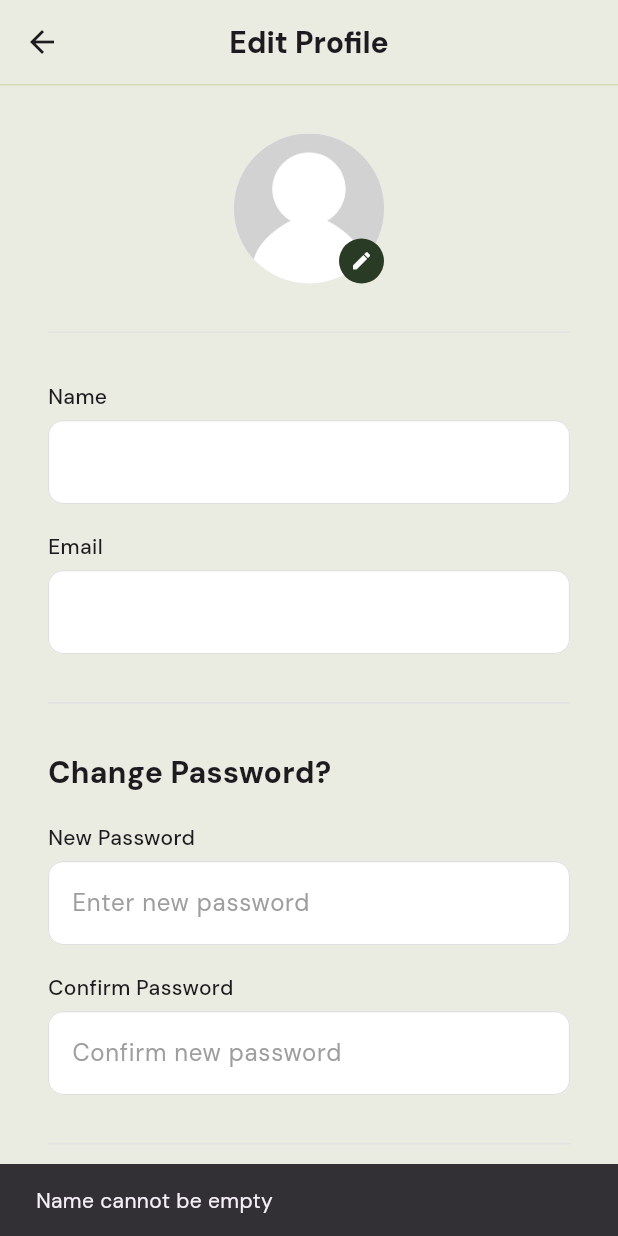
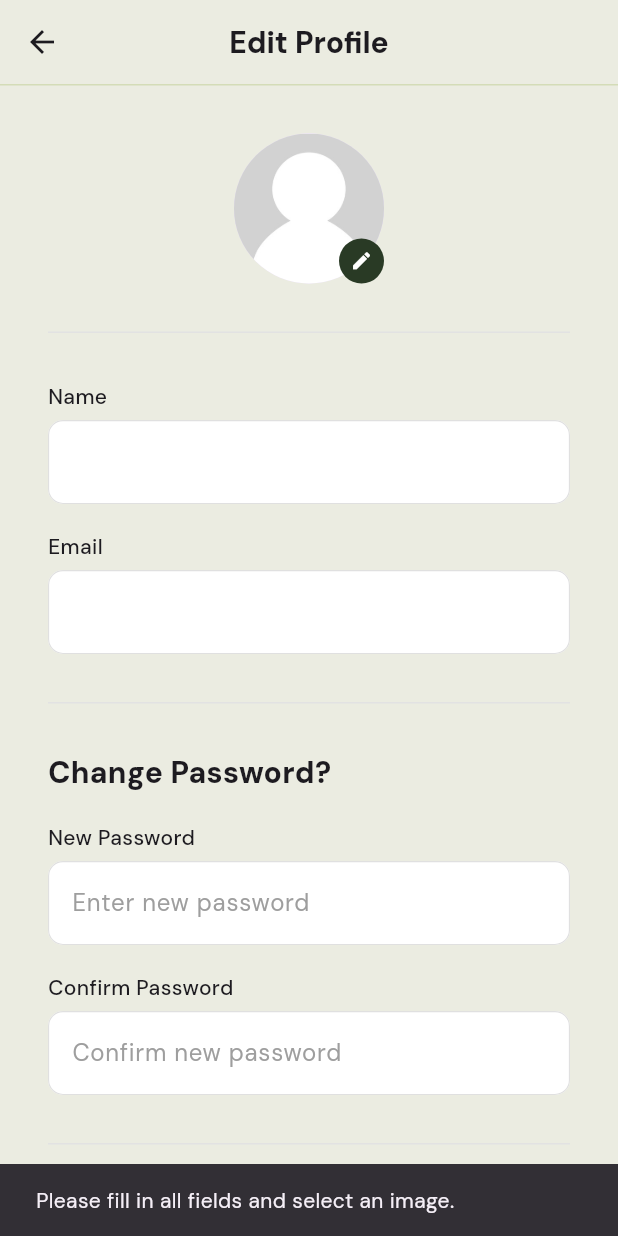
Before and after one commit to povrajanapen/capstone_rice_disease_recognition_app, a Flutter app: the ProfileEditScreen screen opened directly with empty values, after a tap on "Update", on a phone screen of 412 x 824 dp. Run offline on Flutter 3.47's test engine with Material 3 defaults, Android fonts, the phone set to English and light mode, and no system bars; our stand-ins replace audioplayers, carousel_slider, dio, dotted_border, firebase_auth, firebase_core and 3 more; accounts and stored records are empty.

Commit message:
same as main

```diff
--- a/lib/screens/profile/profile_edit_screen.dart
+++ b/lib/screens/profile/profile_edit_screen.dart
@@ -30,7 +30,8 @@ class _ProfileEditScreenState extends State<ProfileEditScreen> {
   final TextEditingController _nameController = TextEditingController();
   final TextEditingController _emailController = TextEditingController();
   final TextEditingController _newPasswordController = TextEditingController();
-  final TextEditingController _confirmPasswordController = TextEditingController();
+  final TextEditingController _confirmPasswordController =
+      TextEditingController();
   String? _profileImagePath;
   bool _isLoading = false;
 
@@ -53,11 +54,14 @@ class _ProfileEditScreenState extends State<ProfileEditScreen> {
   }
 
   Future<String?> _uploadImageToFirebase(String userId) async {
-    if (_profileImagePath == null || !_profileImagePath!.startsWith('/')) return null;
+    if (_profileImagePath == null || !_profileImagePath!.startsWith('/'))
+      return null;
 
     try {
       final file = File(_profileImagePath!);
-      final storageRef = FirebaseStorage.instance.ref().child('profile_images/$userId.jpg');
+      final storageRef = FirebaseStorage.instance.ref().child(
+        'profile_images/$userId.jpg',
+      );
       await storageRef.putFile(file);
       final downloadUrl = await storageRef.getDownloadURL();
       return downloadUrl;
@@ -68,35 +72,54 @@ class _ProfileEditScreenState extends State<ProfileEditScreen> {
   }
 
   Future<void> _updateProfile() async {
-    final languageProvider = Provider.of<LanguageProvider>(context, listen: false);
+    final languageProvider = Provider.of<LanguageProvider>(
+      context,
+      listen: false,
+    );
     final user = FirebaseAuth.instance.currentUser;
     if (user == null) return;
 
     // Validation
     if (_nameController.text.trim().isEmpty) {
       ScaffoldMessenger.of(context).showSnackBar(
-        SnackBar(content: Text(languageProvider.translate('Name cannot be empty'))),
+        SnackBar(
+          content: Text(languageProvider.translate('Name cannot be empty')),
+        ),
       );
       return;
     }
 
-    if (_emailController.text.trim().isEmpty || !_isValidEmail(_emailController.text.trim())) {
+    if (_emailController.text.trim().isEmpty ||
+        !_isValidEmail(_emailController.text.trim())) {
       ScaffoldMessenger.of(context).showSnackBar(
-        SnackBar(content: Text(languageProvider.translate('Please enter a valid email'))),
+        SnackBar(
+          content: Text(
+            languageProvider.translate('Please enter a valid email'),
+          ),
+        ),
       );
       return;
     }
 
-    if (_newPasswordController.text.isNotEmpty || _confirmPasswordController.text.isNotEmpty) {
+    if (_newPasswordController.text.isNotEmpty ||
+        _confirmPasswordController.text.isNotEmpty) {
       if (_newPasswordController.text != _confirmPasswordController.text) {
         ScaffoldMessenger.of(context).showSnackBar(
-          SnackBar(content: Text(languageProvider.translate('Passwords do not match'))),
+          SnackBar(
+            content: Text(languageProvider.translate('Passwords do not match')),
+          ),
         );
         return;
       }
       if (_newPasswordController.text.length < 6) {
         ScaffoldMessenger.of(context).showSnackBar(
-          SnackBar(content: Text(languageProvider.translate('Password must be at least 6 characters'))),
+          SnackBar(
+            content: Text(
+              languageProvider.translate(
+                'Password must be at least 6 characters',
+              ),
+            ),
+          ),
         );
         return;
       }
@@ -107,7 +130,8 @@ class _ProfileEditScreenState extends State<ProfileEditScreen> {
     try {
       // Upload image to Firebase Storage if changed
       String? photoUrl = widget.userProfileImage;
-      if (_profileImagePath != widget.userProfileImage && _profileImagePath != null) {
+      if (_profileImagePath != widget.userProfileImage &&
+          _profileImagePath != null) {
         photoUrl = await _uploadImageToFirebase(user.uid);
       }
 
@@ -130,7 +154,11 @@ class _ProfileEditScreenState extends State<ProfileEditScreen> {
       // Notify user and return updated data
       if (mounted) {
         ScaffoldMessenger.of(context).showSnackBar(
-          SnackBar(content: Text(languageProvider.translate('Profile updated successfully'))),
+          SnackBar(
+            content: Text(
+              languageProvider.translate('Profile updated successfully'),
+            ),
+          ),
         );
         Navigator.pop(context, {
           'name': _nameController.text.trim(),
@@ -141,7 +169,9 @@ class _ProfileEditScreenState extends State<ProfileEditScreen> {
     } catch (e) {
       if (mounted) {
         ScaffoldMessenger.of(context).showSnackBar(
-          SnackBar(content: Text(languageProvider.translate('Update failed:') + ' $e')),
+          SnackBar(
+            content: Text(languageProvider.translate('Update failed:') + ' $e'),
+          ),
         );
       }
     } finally {
@@ -164,7 +194,10 @@ class _ProfileEditScreenState extends State<ProfileEditScreen> {
           icon: const Icon(Icons.arrow_back),
           onPressed: () => Navigator.pop(context),
         ),
-        title: Text(languageProvider.translate('Edit Profile'), style: RiceTextStyles.body),
+        title: Text(
+          languageProvider.translate('Edit Profile'),
+          style: RiceTextStyles.body,
+        ),
         centerTitle: true,
         backgroundColor: RiceColors.backgroundAccent,
         elevation: 0,
@@ -183,11 +216,15 @@ class _ProfileEditScreenState extends State<ProfileEditScreen> {
                 children: [
                   CircleAvatar(
                     radius: 50,
-                    backgroundImage: _profileImagePath != null
+                    backgroundImage:
+                        _profileImagePath != null
                             ? (_profileImagePath!.startsWith('http')
                                 ? NetworkImage(_profileImagePath!)
                                 : FileImage(File(_profileImagePath!)))
-                        : const AssetImage('assets/images/profile_placeholder.jpg') as ImageProvider,
+                            : const AssetImage(
+                                  'assets/images/profile_placeholder.jpg',
+                                )
+                                as ImageProvider,
                   ),
                   Positioned(
                     bottom: 0,
@@ -197,7 +234,11 @@ class _ProfileEditScreenState extends State<ProfileEditScreen> {
                       child: CircleAvatar(
                         radius: 15,
                         backgroundColor: RiceColors.neutralDark,
-                        child: const Icon(Icons.edit, color: Colors.white, size: 15),
+                        child: const Icon(
+                          Icons.edit,
+                          color: Colors.white,
+                          size: 15,
+                        ),
                       ),
                     ),
                   ),
@@ -222,7 +263,10 @@ class _ProfileEditScreenState extends State<ProfileEditScreen> {
             const SizedBox(height: RiceSpacings.xl),
             const RiceDivider(),
             const SizedBox(height: RiceSpacings.xl),
-            Text(languageProvider.translate('Change Password?'), style: RiceTextStyles.body),
+            Text(
+              languageProvider.translate('Change Password?'),
+              style: RiceTextStyles.body,
+            ),
             const SizedBox(height: RiceSpacings.m),
             TextfieldInput(
               label: languageProvider.translate('New Password'),
@@ -241,15 +285,96 @@ class _ProfileEditScreenState extends State<ProfileEditScreen> {
             const RiceDivider(),
             const SizedBox(height: RiceSpacings.xl),
             Center(
-              child: _isLoading
+              child:
+                  _isLoading
                       ? CircularProgressIndicator(
-                      valueColor: AlwaysStoppedAnimation<Color>(RiceColors.neutralDark),
+                        valueColor: AlwaysStoppedAnimation<Color>(
+                          RiceColors.neutralDark,
+                        ),
                       )
                       : RiceButton(
                         text: languageProvider.translate('Update'),
                         icon: Icons.edit,
                         type: RiceButtonType.primary,
-                      onPressed: _updateProfile,
+                        onPressed: () async {
+                          final name = _nameController.text.trim();
+                          final email = _emailController.text.trim();
+                          final newPassword =
+                              _newPasswordController.text.trim();
+                          final confirmPassword =
+                              _confirmPasswordController.text.trim();
+
+                          // Validate input fields
+                          if (name.isEmpty || email.isEmpty) {
+                            ScaffoldMessenger.of(context).showSnackBar(
+                              SnackBar(
+                                content: Text(
+                                  languageProvider.translate(
+                                    'Please fill in all fields',
+                                  ),
+                                ),
+                              ),
+                            );
+                            return;
+                          }
+
+                          if (newPassword.isNotEmpty &&
+                              newPassword != confirmPassword) {
+                            ScaffoldMessenger.of(context).showSnackBar(
+                              SnackBar(
+                                content: Text(
+                                  languageProvider.translate(
+                                    'Passwords do not match',
+                                  ),
+                                ),
+                              ),
+                            );
+                            return;
+                          }
+
+                          try {
+                            final user = FirebaseAuth.instance.currentUser;
+
+                            // Update email
+                            if (email != widget.userEmail) {
+                              await user?.updateEmail(email);
+                            }
+
+                            // Update password
+                            if (newPassword.isNotEmpty) {
+                              await user?.updatePassword(newPassword);
+                            }
+
+                            // Update displayName
+                            if (name != widget.userName) {
+                              await user?.updateDisplayName(name);
+                            }
+
+                            // Return updated name and email to the previous screen
+                            Navigator.pop(context, {
+                              'name': name,
+                              'email': email,
+                            });
+
+                            ScaffoldMessenger.of(context).showSnackBar(
+                              SnackBar(
+                                content: Text(
+                                  languageProvider.translate(
+                                    'Profile updated successfully',
+                                  ),
+                                ),
+                              ),
+                            );
+                          } catch (e) {
+                            ScaffoldMessenger.of(context).showSnackBar(
+                              SnackBar(
+                                content: Text(
+                                  '${languageProvider.translate('Failed to update profile')}: $e',
+                                ),
+                              ),
+                            );
+                          }
+                        },
                       ),
             ),
           ],
```
Also changed, not shown: assets/data/en.json (+16 -1 lines), assets/data/kh.json (+17 -0 lines), lib/dummy_data/dummy_data.dart (+8 -11 lines), lib/screens/home/widgets/news_slider.dart (+20 -12 lines). Lines whose indentation alone changed are shown as unchanged.
